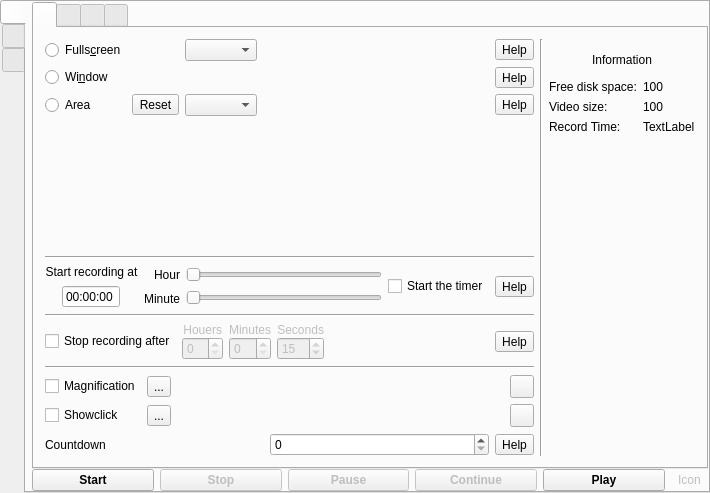
Qt form src/mainwindow.ui (vkohaupt/vokoscreenNG) before a commit.
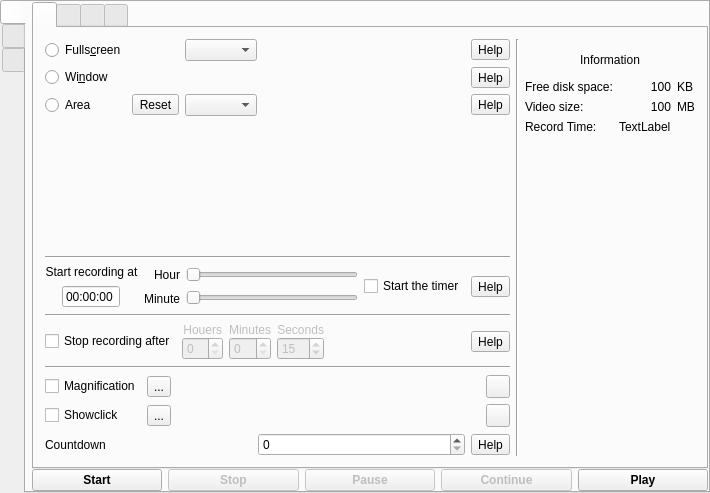
The same form after that commit. Icons and pictures are not drawn.

The edit to the form file:
```diff
--- a/src/mainwindow.ui
+++ b/src/mainwindow.ui
@@ -617,10 +617,13 @@
               <item row="1" column="0">
                <layout class="QGridLayout" name="gridLayout_5">
                 <item row="0" column="2">
-                 <widget class="QLabel" name="label_15">
+                 <widget class="QLabel" name="labelFreeSize">
                   <property name="text">
                    <string>100</string>
                   </property>
+                  <property name="alignment">
+                   <set>Qt::AlignRight|Qt::AlignTrailing|Qt::AlignVCenter</set>
+                  </property>
                  </widget>
                 </item>
                 <item row="1" column="1">
@@ -638,10 +641,13 @@
                  </widget>
                 </item>
                 <item row="1" column="2">
-                 <widget class="QLabel" name="label_16">
+                 <widget class="QLabel" name="labelVideoSize">
                   <property name="text">
                    <string>100</string>
                   </property>
+                  <property name="alignment">
+                   <set>Qt::AlignRight|Qt::AlignTrailing|Qt::AlignVCenter</set>
+                  </property>
                  </widget>
                 </item>
                 <item row="2" column="1">
@@ -671,6 +677,20 @@
                   </property>
                  </widget>
                 </item>
+                <item row="0" column="3">
+                 <widget class="QLabel" name="label_15">
+                  <property name="text">
+                   <string>KB</string>
+                  </property>
+                 </widget>
+                </item>
+                <item row="1" column="3">
+                 <widget class="QLabel" name="label_16">
+                  <property name="text">
+                   <string>MB</string>
+                  </property>
+                 </widget>
+                </item>
                </layout>
               </item>
               <item row="0" column="0" alignment="Qt::AlignHCenter">
@@ -1582,25 +1602,6 @@
             </property>
            </widget>
           </item>
-          <item>
-           <widget class="QToolButton" name="toolButtonBsScreencast">
-            <property name="enabled">
-             <bool>false</bool>
-            </property>
-            <property name="text">
-             <string>Icon</string>
-            </property>
-            <property name="iconSize">
-             <size>
-              <width>28</width>
-              <height>28</height>
-             </size>
-            </property>
-            <property name="autoRaise">
-             <bool>true</bool>
-            </property>
-           </widget>
-          </item>
          </layout>
         </item>
        </layout>
```
Left out of the diff: 42 changed lines with no effect on the pictures.
